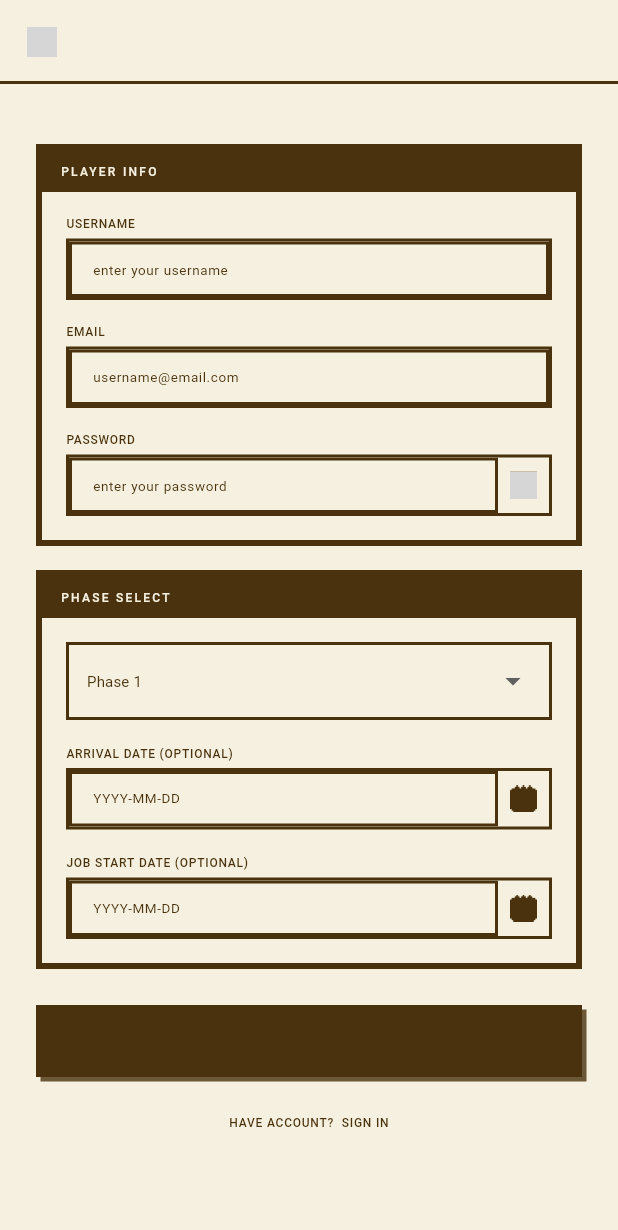
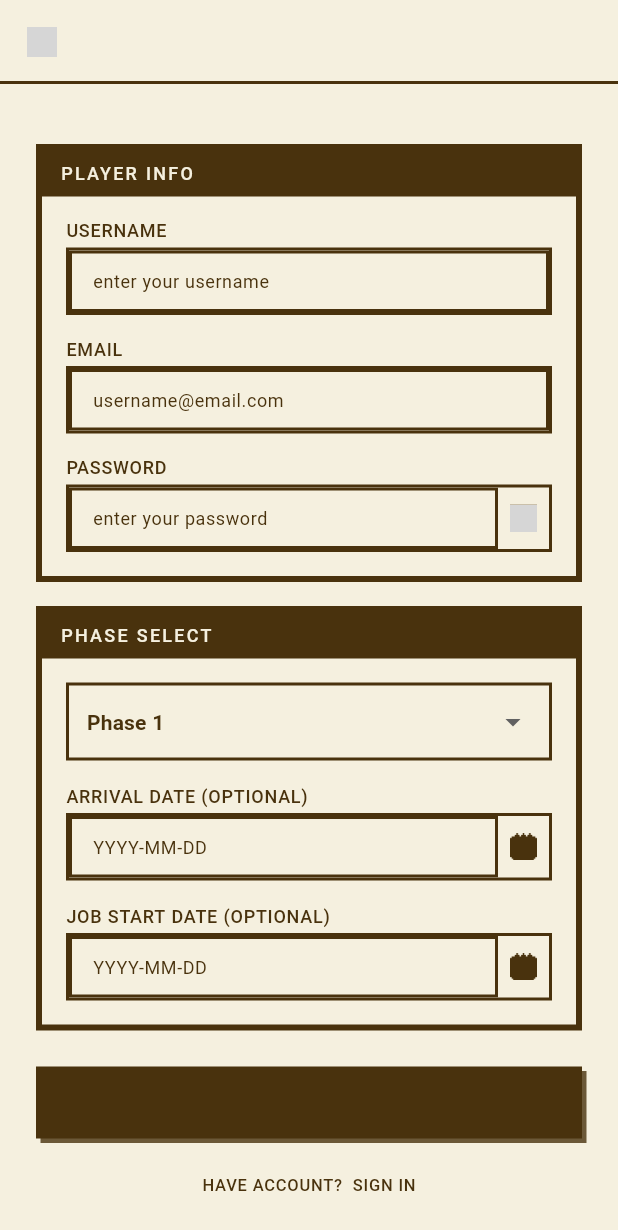
Before and after one commit to parada3456/wat_project-frontend, a Flutter app: the screen it shows after launch, after a tap on "SIGN UP", on a phone screen of 412 x 824 dp. Shown: the top 1230 px of the screen. Run offline on Flutter 3.47's test engine with Material 3 defaults, Android fonts, the phone set to English and light mode, and no system bars; our stand-ins replace dartz, dio, equatable, flutter_bloc, flutter_secure_storage, freezed_annotation and 7 more; generated files the repository leaves out were written again; network calls fail; grey boxes are pictures that could not be loaded.

Commit message:
radius size and font size in textTheme

```diff
--- a/wat_project_frontend/lib/core/theme/app_theme.dart
+++ b/wat_project_frontend/lib/core/theme/app_theme.dart
@@ -10,89 +10,102 @@ class AppTheme {
     final base = GoogleFonts.notoSansThaiTextTheme();
     return base.copyWith(
       displayLarge: GoogleFonts.notoSansThai(
-        fontSize: 16,
+        fontSize: 34,             // ปรับเพิ่มจาก 16 -> ชัดเจนสะใจสไตล์เกม
+        fontWeight: FontWeight.bold, // เปลี่ยนเป็น Bold ให้เห็นชัดขึ้น
+        color: color,
+        height: 1.2,
+      ),
+      displayMedium: GoogleFonts.notoSansThai(
+        fontSize: 28,             // ปรับเพิ่มจาก 14
+        fontWeight: FontWeight.bold,
+        color: color,
+        height: 1.2,
+      ),
+      displaySmall: GoogleFonts.notoSansThai(
+        fontSize: 24,             // ปรับเพิ่มจาก 12
+        fontWeight: FontWeight.w600,
+        color: color,
+        height: 1.2,
+      ),
+
+      // ─── Headline: หัวข้อย่อยประจำหน้า หรือชื่อเมนูหลัก ───
+      headlineLarge: GoogleFonts.notoSansThai(
+        fontSize: 22,             // ปรับเพิ่มจาก 14
+        fontWeight: FontWeight.w600,
+        color: color,
+        height: 1.3,
+      ),
+      headlineMedium: GoogleFonts.notoSansThai(
+        fontSize: 20,             // ปรับเพิ่มจาก 12
+        fontWeight: FontWeight.w600,
+        color: color,
+        height: 1.3,
+      ),
+      headlineSmall: GoogleFonts.notoSansThai(
+        fontSize: 18,             // ปรับเพิ่มจาก 12
+        fontWeight: FontWeight.w600,
+        color: color,
+        height: 1.3,
+      ),
+
+      // ─── Title: ชื่อไอเทม ชื่อการ์ด หรือหัวข้อในกล่อง UI ───
+      titleLarge: GoogleFonts.notoSansThai(
+        fontSize: 16,             // ปรับเพิ่มจาก 14 -> เป็นขนาดกำลังดีสำหรับหัวข้อย่อย
+        fontWeight: FontWeight.w500,
+        color: color,
+        height: 1.4,
+      ),
+      titleMedium: GoogleFonts.notoSansThai(
+        fontSize: 14,             // ปรับเพิ่มจาก 12
+        fontWeight: FontWeight.w500,
+        color: color,
+        height: 1.4,
+      ),
+      titleSmall: GoogleFonts.notoSansThai(
+        fontSize: 13,             // ปรับเพิ่มจาก 10
+        fontWeight: FontWeight.w500,
+        color: color,
+        height: 1.4,
+      ),
+
+      // ─── Body: เนื้อหา รายละเอียดไอเทม คำอธิบายทั่วไป (อ่านง่าย ไม่ปวดตา) ───
+      bodyLarge: GoogleFonts.notoSansThai(
+        fontSize: 16,             // ปรับเพิ่มจาก 12 -> ขนาดมาตรฐานตัวหนังสือทั่วไป
         fontWeight: FontWeight.w400,
         color: color,
         height: 1.4,
       ),
-      displayMedium: GoogleFonts.notoSansThai(
-        fontSize: 14,
+      bodyMedium: GoogleFonts.notoSansThai(
+        fontSize: 14,             // ปรับเพิ่มจาก 11 -> ขนาดอ่านง่ายบนมือถือ
         fontWeight: FontWeight.w400,
         color: color,
         height: 1.4,
       ),
-      displaySmall: GoogleFonts.notoSansThai(
-        fontSize: 12,
+      bodySmall: GoogleFonts.notoSansThai(
+        fontSize: 12,             // ปรับเพิ่มจาก 9 -> ห้ามต่ำกว่า 12 สำหรับฟอนต์ไทย ไม่งั้นสระลอย/หัวฟอนต์จะกลืนอ่านไม่ออก
         fontWeight: FontWeight.w400,
         color: color,
         height: 1.4,
       ),
-      headlineLarge: GoogleFonts.notoSansThai(
-        fontSize: 14,
-        fontWeight: FontWeight.w400,
+
+      // ─── Label: ตัวหนังสือบนปุ่ม คำอธิบายสั้นๆ หรือเลข Status ───
+      labelLarge: GoogleFonts.notoSansThai(
+        fontSize: 14,             // ปรับเพิ่มจาก 10 -> ขนาดตัวหนังสือบนปุ่มกดมาตรฐาน
+        fontWeight: FontWeight.w600, // หนาขึ้นเพื่อให้เห็นบนปุ่มชัดเจน
         color: color,
-        height: 1.4,
-      ),
-      headlineMedium: GoogleFonts.notoSansThai(
-        fontSize: 12,
-        fontWeight: FontWeight.w400,
-        color: color,
-        height: 1.4,
-      ),
-      headlineSmall: GoogleFonts.notoSansThai(
-        fontSize: 12,
-        fontWeight: FontWeight.w400,
-        color: color,
-        height: 1.4,
-      ),
-      titleLarge: GoogleFonts.notoSansThai(
-        fontSize: 14,
-        fontWeight: FontWeight.w400,
-        color: color,
-        height: 1.4,
-      ),
-      titleMedium: GoogleFonts.notoSansThai(
-        fontSize: 12,
-        fontWeight: FontWeight.w400,
-        color: color,
-        height: 1.4,
-      ),
-      titleSmall: GoogleFonts.notoSansThai(
-        fontSize: 10,
-        fontWeight: FontWeight.w400,
-        color: color,
-        height: 1.4,
-      ),
-      bodyLarge: GoogleFonts.notoSansThai(
-        fontSize: 12,
-        color: color,
-        height: 1.4,
-      ),
-      bodyMedium: GoogleFonts.notoSansThai(
-        fontSize: 11,
-        color: color,
-        height: 1.4,
-      ),
-      bodySmall: GoogleFonts.notoSansThai(
-        fontSize: 9,
-        color: color,
-        height: 1.4,
-      ),
-      labelLarge: GoogleFonts.notoSansThai(
-        fontSize: 10,
-        fontWeight: FontWeight.w400,
-        color: color,
-        height: 1.4,
+        height: 1.2,
       ),
       labelMedium: GoogleFonts.notoSansThai(
-        fontSize: 8,
+        fontSize: 12,             // ปรับเพิ่มจาก 8
+        fontWeight: FontWeight.w500,
         color: color,
-        height: 1.4,
+        height: 1.2,
       ),
       labelSmall: GoogleFonts.notoSansThai(
-        fontSize: 8,
+        fontSize: 11,             // ปรับเพิ่มจาก 8
+        fontWeight: FontWeight.w500,
         color: color,
-        height: 1.4,
+        height: 1.2,
       ),
     );
   }
--- a/wat_project_frontend/lib/utils/theme_constants.dart
+++ b/wat_project_frontend/lib/utils/theme_constants.dart
@@ -193,10 +193,10 @@ abstract class AppDimension {
   // Pixel theme uses 0 radius (hard corners)
   static const double radiusNone = 0.0;
   // Keep legacy values for any remaining usage during migration:
-  static const double radiusSmall = 0.0;
-  static const double radiusMedium = 0.0;
-  static const double radiusLarge = 0.0;
-  static const double radiusExtraLarge = 0.0;
+  static const double radiusSmall = 4.0;
+  static const double radiusMedium = 8.0;
+  static const double radiusLarge = 16.0;
+  static const double radiusExtraLarge = 9999;
 }
 
 // ─────────────────────────────────────────────────────────────────────────────
```
